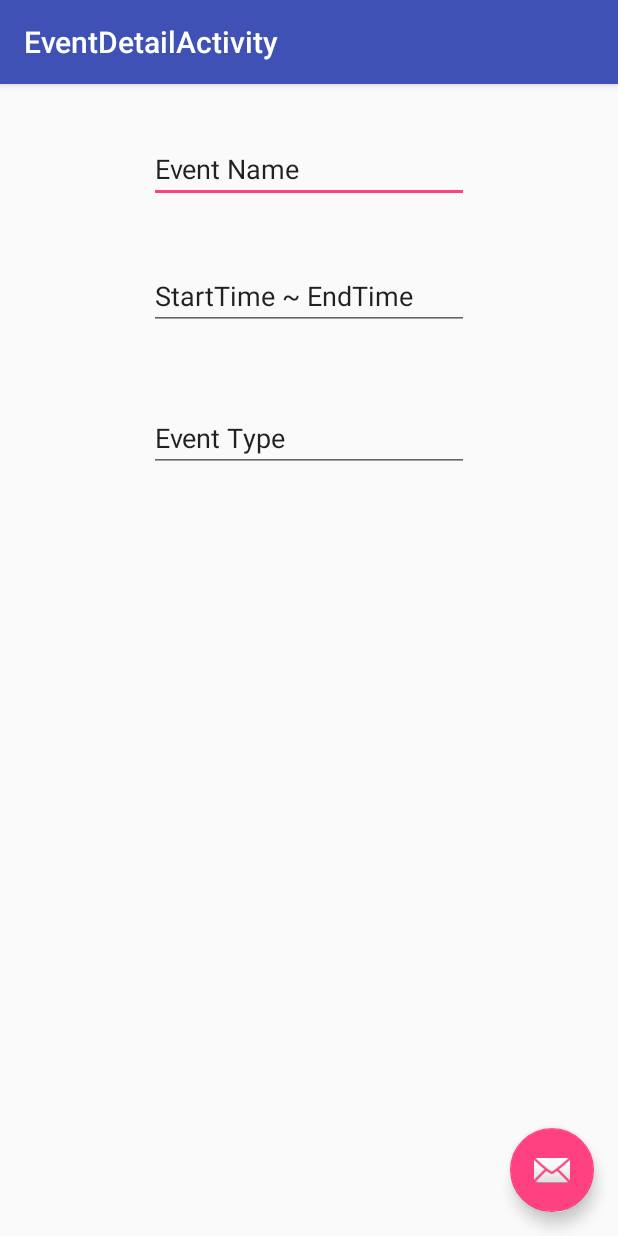
After one commit to duckat/Sketchu, an Android app: the EventDetailActivity screen opened directly, with no data from a screen before it, on a phone screen of 412 x 824 dp. The commit adds this screen. Run offline under Robolectric (Android 15) with nearby library versions, the phone set to English and light mode, and no system bars.

Commit message:
Added Event detail activity

```diff
--- a/app/src/main/AndroidManifest.xml
+++ b/app/src/main/AndroidManifest.xml
@@ -28,7 +28,11 @@
             android:name="com.google.android.gms.version"
             android:value="@integer/google_play_services_version" />
 
-        <activity android:name=".EventViewActivity"></activity>
+        <activity android:name=".EventViewActivity" />
+        <activity
+            android:name=".EventDetailActivity"
+            android:label="@string/title_activity_event_detail"
+            android:theme="@style/AppTheme.NoActionBar"></activity>
     </application>
 
 </manifest>
--- a/app/src/main/java/com/honeybin/sketchu/Event.java
+++ b/app/src/main/java/com/honeybin/sketchu/Event.java
@@ -22,9 +22,9 @@
     }
 
     private int measureTime(int sh, int sm, int eh, int em) {
-        int hour = eh - sh;
-        int minute = em - sm;
-        return hour + (minute / 60);
+        int startTime = sh * 60 + sm;
+        int endTime = eh * 60 + em;
+        return endTime - startTime;
     }
 
     public String toString() {
--- /dev/null
+++ b/app/src/main/java/com/honeybin/sketchu/EventDetailActivity.java
@@ -0,0 +1,29 @@
+package com.honeybin.sketchu;
+
+import android.os.Bundle;
+import android.support.design.widget.FloatingActionButton;
+import android.support.design.widget.Snackbar;
+import android.support.v7.app.AppCompatActivity;
+import android.support.v7.widget.Toolbar;
+import android.view.View;
+
+public class EventDetailActivity extends AppCompatActivity {
+
+    @Override
+    protected void onCreate(Bundle savedInstanceState) {
+        super.onCreate(savedInstanceState);
+        setContentView(R.layout.activity_event_detail);
+        Toolbar toolbar = (Toolbar) findViewById(R.id.toolbar);
+        setSupportActionBar(toolbar);
+
+        FloatingActionButton fab = (FloatingActionButton) findViewById(R.id.fab);
+        fab.setOnClickListener(new View.OnClickListener() {
+            @Override
+            public void onClick(View view) {
+                Snackbar.make(view, "Replace with your own action", Snackbar.LENGTH_LONG)
+                        .setAction("Action", null).show();
+            }
+        });
+    }
+
+}
--- a/app/src/main/java/com/honeybin/sketchu/EventListActivity.java
+++ b/app/src/main/java/com/honeybin/sketchu/EventListActivity.java
@@ -4,9 +4,12 @@
 import android.support.v7.app.AppCompatActivity;
 import android.os.Bundle;
 import android.view.View;
+import android.widget.AdapterView;
 import android.widget.ArrayAdapter;
 import android.widget.Button;
 import android.widget.ListView;
+import android.widget.TextView;
+import android.widget.Toast;
 
 import java.util.ArrayList;
 
@@ -42,6 +45,20 @@
 
         eventListAdapter = new ArrayAdapter<Event>(this, android.R.layout.simple_list_item_1, eventList);
         eventListView.setAdapter(eventListAdapter);
+
+        eventListView.setOnItemClickListener(new AdapterView.OnItemClickListener() {
+            @Override
+            public void onItemClick(AdapterView<?> parent, View view, int position,
+                                    long id) {
+
+                String item = ((TextView)view).getText().toString();
+
+                Toast.makeText(getBaseContext(), item, Toast.LENGTH_LONG).show();
+
+                Intent i = new Intent(getApplicationContext(), EventDetailActivity.class);
+                startActivity(i);
+            }
+        });
     }
 
 }
--- /dev/null
+++ b/app/src/main/res/layout/activity_event_detail.xml
@@ -0,0 +1,34 @@
+<?xml version="1.0" encoding="utf-8"?>
+<android.support.design.widget.CoordinatorLayout xmlns:android="http://schemas.android.com/apk/res/android"
+    xmlns:app="http://schemas.android.com/apk/res-auto"
+    xmlns:tools="http://schemas.android.com/tools"
+    android:layout_width="match_parent"
+    android:layout_height="match_parent"
+    android:fitsSystemWindows="true"
+    tools:context="com.honeybin.sketchu.EventDetailActivity">
+
+    <android.support.design.widget.AppBarLayout
+        android:layout_width="match_parent"
+        android:layout_height="wrap_content"
+        android:theme="@style/AppTheme.AppBarOverlay">
+
+        <android.support.v7.widget.Toolbar
+            android:id="@+id/toolbar"
+            android:layout_width="match_parent"
+            android:layout_height="?attr/actionBarSize"
+            android:background="?attr/colorPrimary"
+            app:popupTheme="@style/AppTheme.PopupOverlay" />
+
+    </android.support.design.widget.AppBarLayout>
+
+    <include layout="@layout/content_event_detail" />
+
+    <android.support.design.widget.FloatingActionButton
+        android:id="@+id/fab"
+        android:layout_width="wrap_content"
+        android:layout_height="wrap_content"
+        android:layout_gravity="bottom|end"
+        android:layout_margin="@dimen/fab_margin"
+        app:srcCompat="@android:drawable/ic_dialog_email" />
+
+</android.support.design.widget.CoordinatorLayout>
--- a/app/src/main/res/layout/activity_main.xml
+++ b/app/src/main/res/layout/activity_main.xml
@@ -6,8 +6,8 @@
     android:layout_height="match_parent"
     android:fitsSystemWindows="true"
     tools:context="com.honeybin.sketchu.MainActivity"
-    tools:background="@drawable/sketchuroom"
-    android:background="@drawable/sketchuroom">
+    tools:background="@drawable/room"
+    android:background="@drawable/room">
 
     <android.support.design.widget.AppBarLayout
         android:layout_width="match_parent"
--- /dev/null
+++ b/app/src/main/res/layout/content_event_detail.xml
@@ -0,0 +1,49 @@
+<?xml version="1.0" encoding="utf-8"?>
+<RelativeLayout xmlns:android="http://schemas.android.com/apk/res/android"
+    xmlns:app="http://schemas.android.com/apk/res-auto"
+    xmlns:tools="http://schemas.android.com/tools"
+    android:id="@+id/content_event_detail"
+    android:layout_width="match_parent"
+    android:layout_height="match_parent"
+    android:paddingBottom="@dimen/activity_vertical_margin"
+    android:paddingLeft="@dimen/activity_horizontal_margin"
+    android:paddingRight="@dimen/activity_horizontal_margin"
+    android:paddingTop="@dimen/activity_vertical_margin"
+    app:layout_behavior="@string/appbar_scrolling_view_behavior"
+    tools:context="com.honeybin.sketchu.EventDetailActivity"
+    tools:showIn="@layout/activity_event_detail">
+
+    <EditText
+        android:layout_width="wrap_content"
+        android:layout_height="wrap_content"
+        android:inputType="textPersonName"
+        android:text="Event Name"
+        android:ems="10"
+        android:layout_alignParentTop="true"
+        android:layout_centerHorizontal="true"
+        android:layout_marginTop="18dp"
+        android:id="@+id/editText" />
+
+    <EditText
+        android:layout_width="wrap_content"
+        android:layout_height="wrap_content"
+        android:inputType="textPersonName"
+        android:text="StartTime ~ EndTime"
+        android:ems="10"
+        android:layout_below="@+id/editText"
+        android:layout_alignLeft="@+id/editText"
+        android:layout_alignStart="@+id/editText"
+        android:layout_marginTop="39dp"
+        android:id="@+id/editText2" />
+
+    <EditText
+        android:layout_width="wrap_content"
+        android:layout_height="wrap_content"
+        android:inputType="textPersonName"
+        android:text="Event Type"
+        android:ems="10"
+        android:layout_below="@+id/editText2"
+        android:layout_centerHorizontal="true"
+        android:layout_marginTop="49dp"
+        android:id="@+id/editText3" />
+</RelativeLayout>
--- a/app/src/main/res/values/strings.xml
+++ b/app/src/main/res/values/strings.xml
@@ -1,4 +1,5 @@
 <resources>
     <string name="app_name">Sketchu</string>
     <string name="action_settings">Settings</string>
+    <string name="title_activity_event_detail">EventDetailActivity</string>
 </resources>
```
Also changed, not shown: app/src/main/res/drawable-xhdpi/room.png (added).
